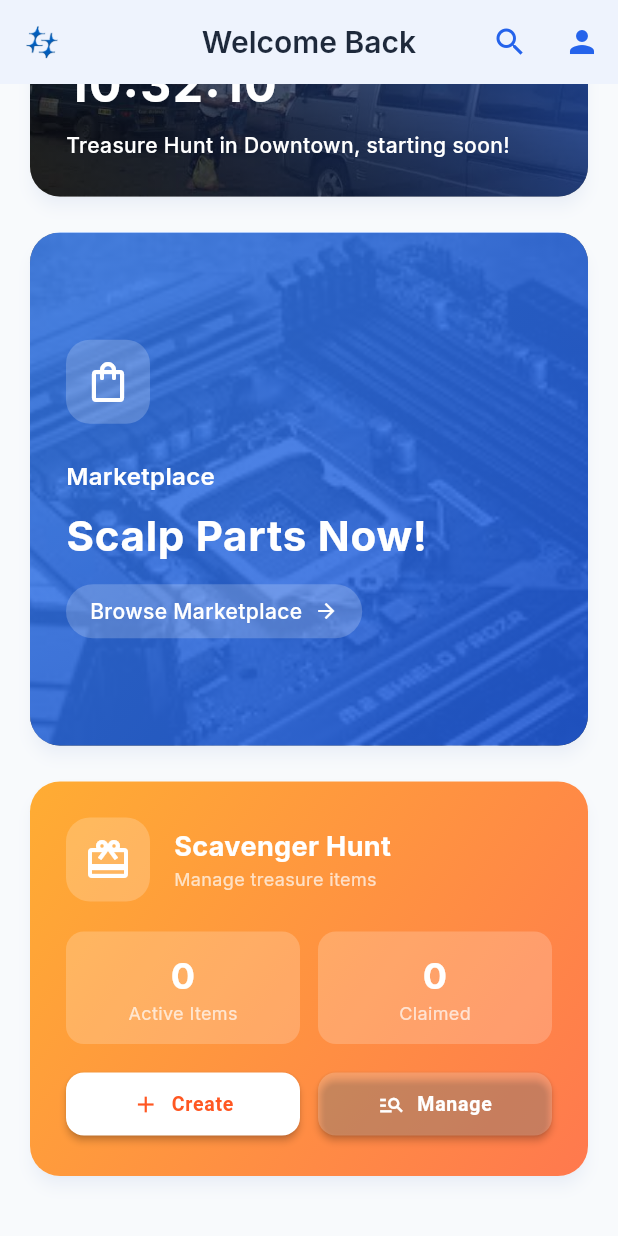
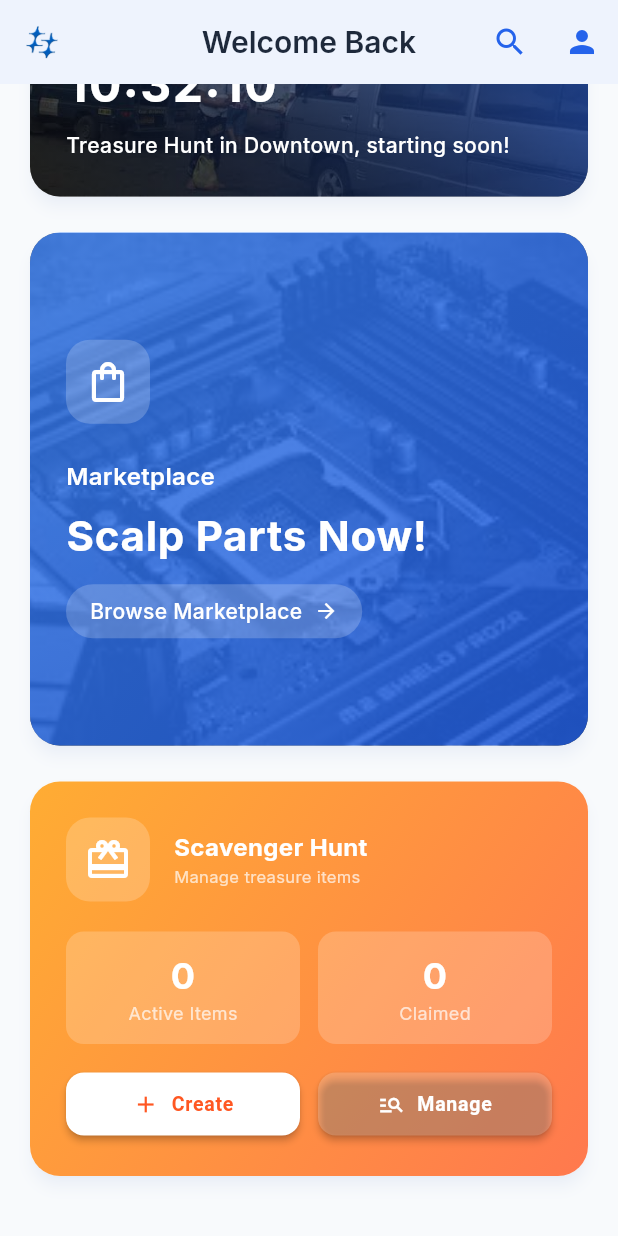
Before and after one commit to wde11/scalp_mobile_app, a Flutter app: the DashboardScreen screen opened by its route, scrolled down 390 dp, on a phone screen of 412 x 824 dp. Run offline on Flutter 3.47's test engine with Material 3 defaults, Android fonts, the phone set to English and light mode, and no system bars; our stand-ins replace cloud_firestore, firebase_auth, firebase_core, flutter_dotenv, geocoding, geolocator and 5 more; missing offline and left inert: cloudinary_public, flutter_polyline_points; accounts and stored records are empty.

Commit message:
Adjust font sizes in scavenger hunt section
Reduced the font size of the scavenger hunt title from 18 to 16 and the subtitle from 12 to 11 for better visual consistency.

```diff
--- a/lib/screens/dashboard_screen.dart
+++ b/lib/screens/dashboard_screen.dart
@@ -917,7 +917,7 @@ class _DashboardScreenState extends State<DashboardScreen>
                           'Scavenger Hunt',
                           style: TextStyle(
                             color: Colors.white,
-                            fontSize: 18,
+                            fontSize: 16,
                             fontWeight: FontWeight.bold,
                           ),
                           maxLines: 1,
@@ -927,7 +927,7 @@ class _DashboardScreenState extends State<DashboardScreen>
                           'Manage treasure items',
                           style: TextStyle(
                             color: Colors.white70,
-                            fontSize: 12,
+                            fontSize: 11,
                           ),
                           maxLines: 1,
                           overflow: TextOverflow.ellipsis,
```
